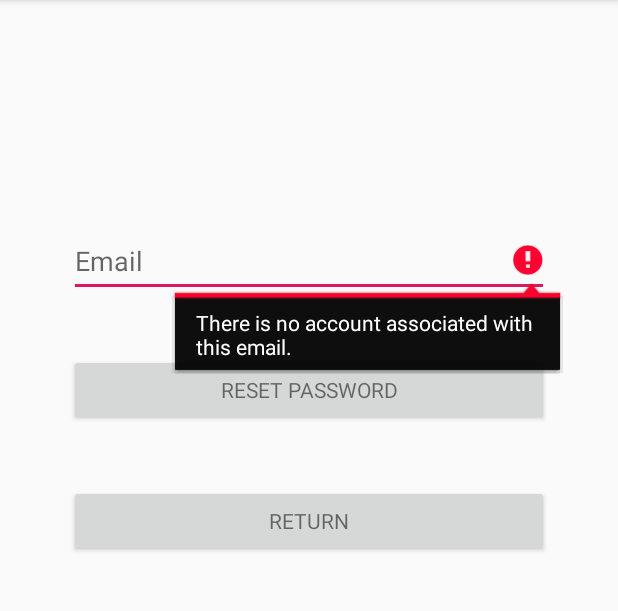
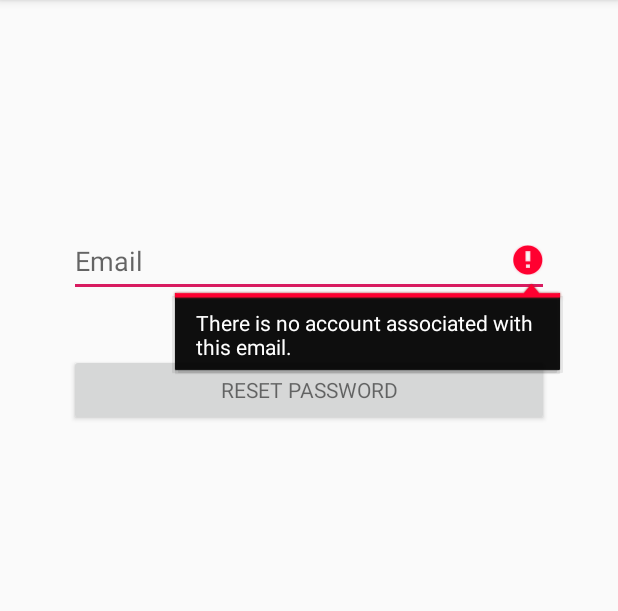
Before and after one commit to jzirkin/cmsc436-feelings_diary, an Android app: the ForgotPasswordActivity screen opened directly, with no data from a screen before it, after a tap on "RESET PASSWORD", on a phone screen of 412 x 824 dp, the part 84-695 px from its top. Run offline under Robolectric (Android 15) with nearby library versions, the phone set to English and light mode, and no system bars; our stand-ins replace Firebase (no records; nobody signed in at launch, a user with empty details on screens opened directly).

Commit message:
removed back buttons because android

```diff
--- a/app/src/main/java/cmsc436/feelingsdiary/ForgotPasswordActivity.java
+++ b/app/src/main/java/cmsc436/feelingsdiary/ForgotPasswordActivity.java
@@ -56,13 +56,5 @@ public class ForgotPasswordActivity extends AppCompatActivity {
                 });
             }
         });
-
-        Button mCancelButton = findViewById(R.id.forgot_pass_cancel);
-        mCancelButton.setOnClickListener(new View.OnClickListener() {
-            @Override
-            public void onClick(View v) {
-                finish();
-            }
-        });
     }
 }
--- a/app/src/main/res/layout/activity_forgot_password.xml
+++ b/app/src/main/res/layout/activity_forgot_password.xml
@@ -42,19 +42,6 @@
             tools:layout_editor_absoluteX="36dp"
             tools:layout_editor_absoluteY="141dp" />
 
-        <TextView
-            android:id="@+id/textView3"
-            android:layout_width="match_parent"
-            android:layout_height="39dp" />
-
-        <Button
-            android:id="@+id/forgot_pass_cancel"
-            style="@android:style/TextAppearance.Material.Small"
-            android:layout_width="match_parent"
-            android:layout_height="wrap_content"
-            android:text="@string/return_button"
-            tools:layout_editor_absoluteX="34dp"
-            tools:layout_editor_absoluteY="208dp" />
     </LinearLayout>
 
 </android.support.constraint.ConstraintLayout>
```
Also changed, not shown: app/src/main/java/cmsc436/feelingsdiary/SignUpActivity.java (+0 -8 lines), app/src/main/res/layout/activity_sign_up.xml (+0 -7 lines).
